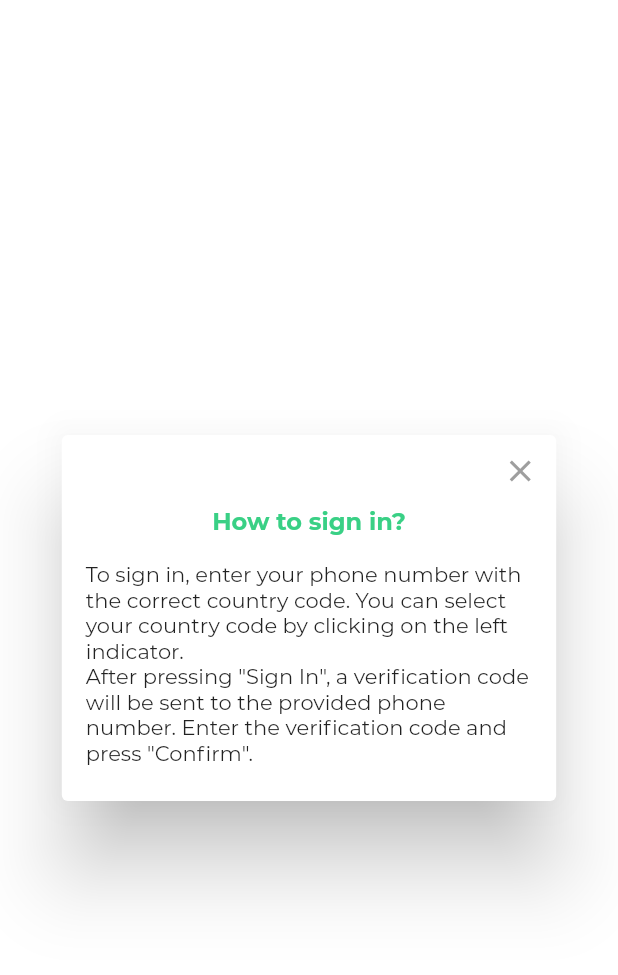
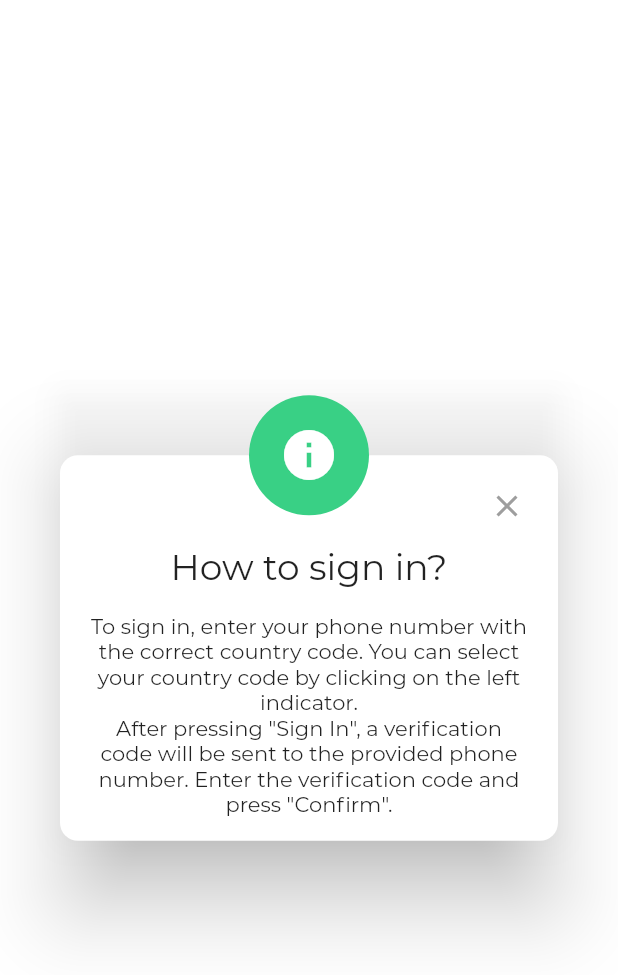
Before and after one commit to afonsocraposo/higeia, a Flutter app: the InfoDialog widget shown alone on an empty page, opened directly, on a phone screen of 412 x 824 dp. Shown: the top 975 px of the screen. Run offline on Flutter 3.47's test engine with Material 2 defaults, Android fonts, the phone set to English and light mode, and no system bars; our stand-ins replace cloud_firestore, country_code_picker, firebase_auth, firebase_core, flutter_custom_clippers, flutter_spinkit and 1 more; accounts and stored records are empty; project files that could hold a hidden picture were left out.

Commit message:
Dialogs, icon

```diff
--- a/lib/main.dart
+++ b/lib/main.dart
@@ -7,7 +7,7 @@ import 'login/login.dart';
 import 'login/about.dart';
 import 'utils/colors.dart';
 import 'login/register.dart';
-import 'login/consentScreen.dart';
+import 'login/consent.dart';
 
 void main() async {
   WidgetsFlutterBinding.ensureInitialized();
@@ -42,8 +42,7 @@ class MyApp extends StatelessWidget {
         buttonColor: MyColors.mainGreen,
         fontFamily: "Montserrat",
       ),
-      //home: SplashScreen(),
-      home: RegisterScreen(),
+      home: SplashScreen(),
       routes: <String, WidgetBuilder>{
         '/login': (BuildContext context) => LoginScreen(),
         '/register': (BuildContext context) => RegisterScreen(),
--- a/lib/ui/infoDialog.dart
+++ b/lib/ui/infoDialog.dart
@@ -1,62 +1,82 @@
 import 'package:flutter/material.dart';
-import 'dart:math';
 
 import '../utils/colors.dart';
 
 class InfoDialog extends StatelessWidget {
-  const InfoDialog(this.title, this.text, {Key key}) : super(key: key);
+  InfoDialog(
+      {@required this.title,
+      @required this.content,
+      this.icon = const Icon(Icons.info, color: Colors.white, size: 40),
+      Key key})
+      : super(key: key);
+
   final String title;
-  final String text;
+  final String content;
+  final Widget icon;
+
   @override
   Widget build(BuildContext context) {
-    double width = min(0.8 * MediaQuery.of(context).size.width, 400);
-    double height = min(0.6 * MediaQuery.of(context).size.height, 500);
     return Dialog(
-      child: ConstrainedBox(
-        constraints: BoxConstraints(
-          maxHeight: height,
-          minWidth: width,
-          maxWidth: width,
+      backgroundColor: Colors.transparent,
+      child: Stack(
+        alignment: Alignment.topCenter,
+        children: <Widget>[
+          Container(
+            // Bottom rectangular box
+            margin: EdgeInsets.only(
+                top: 40), // to push the box half way below circle
+            decoration: BoxDecoration(
+              color: Colors.white,
+              borderRadius: BorderRadius.circular(12),
             ),
+            padding: EdgeInsets.only(
+                top: 60, left: 20, right: 20), // spacing inside the box
             child: Column(
               mainAxisSize: MainAxisSize.min,
-          children: [
-            Align(
-              alignment: Alignment.topRight,
+              children: <Widget>[
+                Text(
+                  title,
+                  style: Theme.of(context).textTheme.headline5,
+                ),
+                SizedBox(
+                  height: 16,
+                ),
+                Text(
+                  content,
+                  style: Theme.of(context).textTheme.bodyText2,
+                  textAlign: TextAlign.center,
+                ),
+                SizedBox(
+                  height: 16,
+                ),
+              ],
+            ),
+          ),
+          Positioned(
+            top: 50,
+            right: 10,
             child: IconButton(
-                icon: Icon(Icons.close, color: Colors.grey),
+              icon: Icon(
+                Icons.close,
+              ),
+              color: Colors.grey,
               onPressed: () {
-                  Navigator.of(context).pop();
+                Navigator.of(context).pop("Dismiss");
               },
             ),
           ),
-            Padding(
-              padding: EdgeInsets.symmetric(horizontal: 16),
-              child: Text(
-                this.title,
-                textAlign: TextAlign.center,
-                overflow: TextOverflow.ellipsis,
-                style: TextStyle(
-                  fontSize: 16,
-                  color: MyColors.mainGreen,
-                  fontWeight: FontWeight.bold,
+          CircleAvatar(
+            // Top Circle with icon
+            backgroundColor: MyColors.mainGreen,
+            maxRadius: 40.0,
+            child: IconTheme(
+                data: IconThemeData(
+                  size: 40,
+                  color: Colors.white,
                 ),
+                child: this.icon),
           ),
-            ),
-            Padding(
-              padding: EdgeInsets.all(16),
-              child: SingleChildScrollView(
-                child: Container(
-                  child: Text(
-                    this.text,
-                    //textAlign: TextAlign.center,
-                  ),
-                ),
-              ),
-            ),
-            SizedBox(height: 8),
         ],
-        ),
       ),
     );
   }
--- a/lib/utils/colors.dart
+++ b/lib/utils/colors.dart
@@ -6,6 +6,7 @@ class MyColors {
   static const Color mainPink = Color(0xffDA667B);
   static const Color mainGrey = Color(0xff252422);
   static const Color mainMint = Color(0xffADF1D2);
+  static const Color mainOrange = Color(0xffF9A826);
 
   static const Color lightGrey = Color(0xffF3F3F6);
   static const Color grey = Color(0xFFCCCCCC);
--- a/lib/utils/fire.dart
+++ b/lib/utils/fire.dart
@@ -61,4 +61,8 @@ class Fire {
         .get()
         .then((snapshot) => snapshot.exists);
   }
+
+  static Future<void> logout() async {
+    await FirebaseAuth.instance.signOut();
+  }
 }
```
Also changed, not shown: lib/login/consent.dart (renamed from lib/login/consentScreen.dart, +32 -3 lines), lib/login/login.dart (+26 -8 lines), lib/login/register.dart (+41 -10 lines), lib/splash.dart (+57 -8 lines), lib/ui/optionDialog.dart (added, +115 -0 lines), pubspec.yaml (+8 -0 lines), assets/icons/launcher-icon.png (added), assets/images/undraw_medicine_b1ol.svg (added), pubspec.lock, 22 other files. Lines whose indentation alone changed are shown as unchanged.
